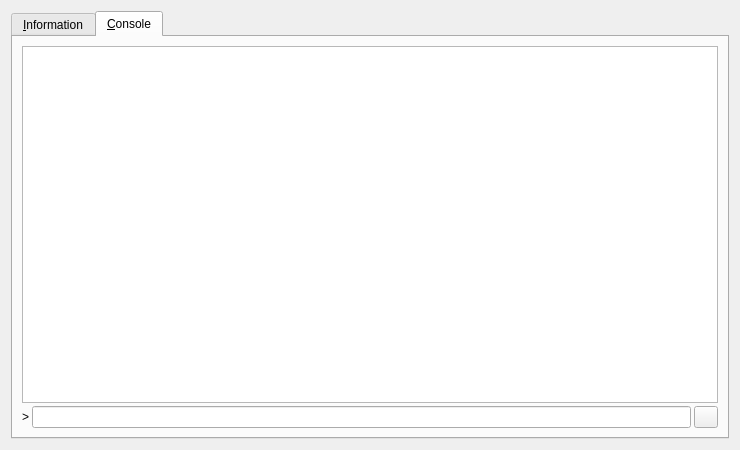
Above: src/qt/forms/rpcconsole.ui from m-pays/magi before the change. Below: the same form after it.
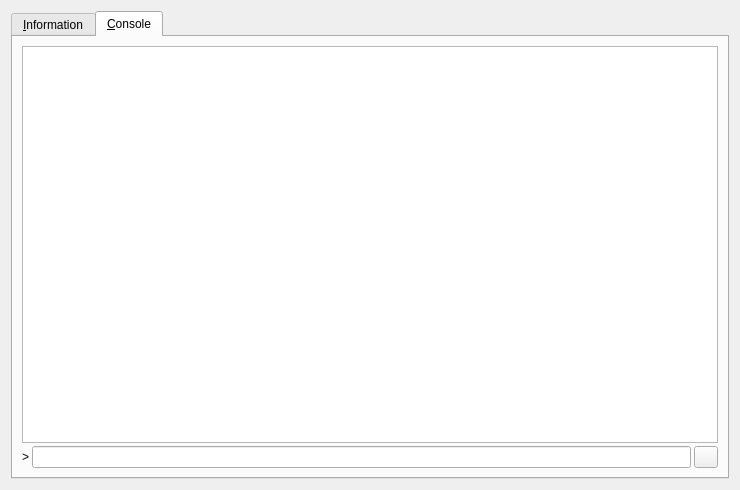
That is the form after the change. The open tabs and pages were chosen to show the change. Icons and pictures are not drawn.

```diff
--- a/src/qt/forms/rpcconsole.ui
+++ b/src/qt/forms/rpcconsole.ui
@@ -7,7 +7,7 @@
     <x>0</x>
     <y>0</y>
     <width>740</width>
-    <height>450</height>
+    <height>490</height>
    </rect>
   </property>
   <property name="windowTitle">
```
Left out of the diff: 2 changed lines with no effect on the pictures.
